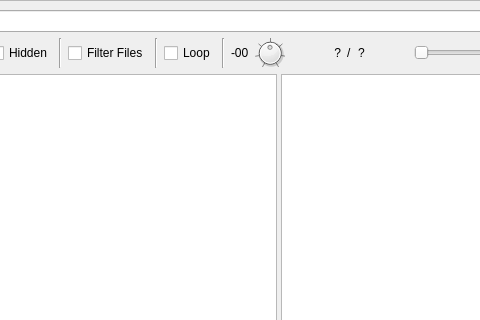
Before: the Qt Designer form lib/ui_lib/main_win.ui in mimbert/soundbrowser, drawn with Qt 5; both pictures show x 110 to 590 and y 0 to 320 of the 777 by 701 pixel window.
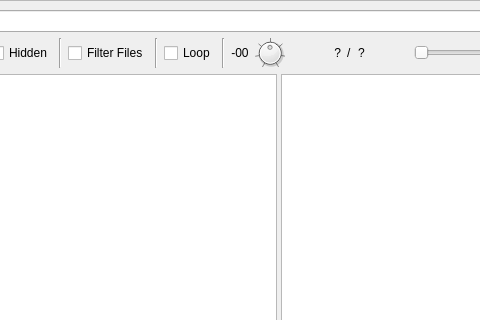
After: the same form once the commit is applied. Icons and pictures are not drawn.

Commit message: centertune label

Diff of the .ui file:
```diff
--- a/lib/ui_lib/main_win.ui
+++ b/lib/ui_lib/main_win.ui
@@ -767,6 +767,9 @@
             <property name="text">
              <string>-00</string>
             </property>
+            <property name="alignment">
+             <set>Qt::AlignCenter</set>
+            </property>
            </widget>
           </item>
           <item>
```
